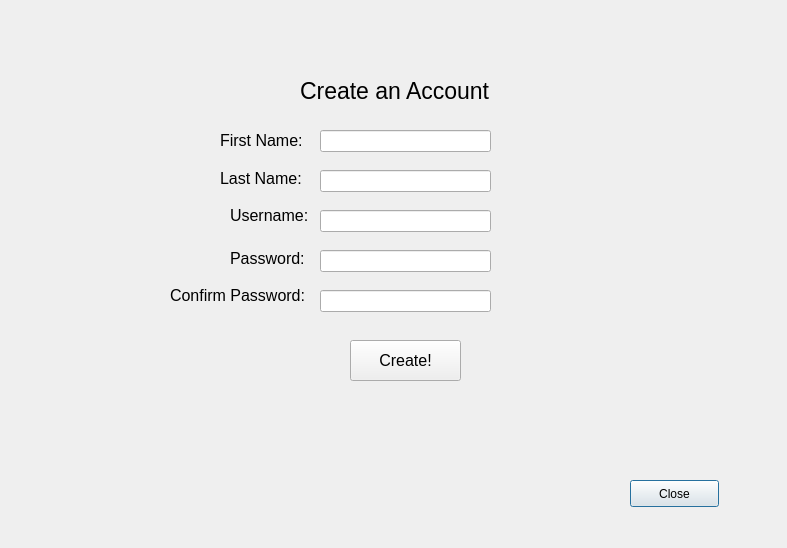
Above: newuserwindow.ui from Nicholas-LeBoeuf/RemoteWorkouts before the change. Below: the same form after it.
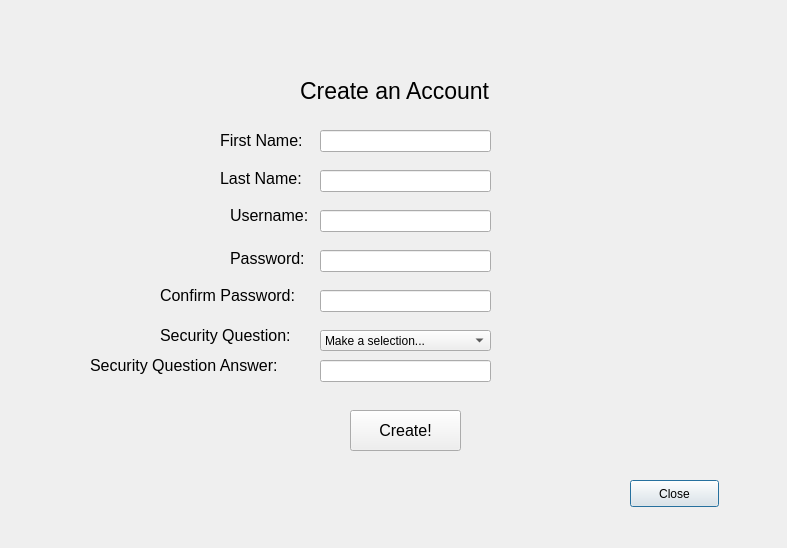
That is the form after the change.

Commit message: Added security question combo box as well as user answer. Added two columns to user table on MySQL, the securityQuestion which is an int, and the securityQanswer which is a varchar. Also added field validations to those spots. Will need to reset the users list soon.

```diff
--- a/newuserwindow.ui
+++ b/newuserwindow.ui
@@ -106,7 +106,7 @@
   <widget class="QLabel" name="ConfirmPw">
    <property name="geometry">
     <rect>
-     <x>170</x>
+     <x>160</x>
      <y>280</y>
      <width>171</width>
      <height>31</height>
@@ -194,7 +194,7 @@
    <property name="geometry">
     <rect>
      <x>350</x>
-     <y>340</y>
+     <y>410</y>
      <width>111</width>
      <height>41</height>
     </rect>
@@ -208,6 +208,105 @@
     <string>Create!</string>
    </property>
   </widget>
+  <widget class="QComboBox" name="securityQCombo">
+   <property name="geometry">
+    <rect>
+     <x>320</x>
+     <y>330</y>
+     <width>171</width>
+     <height>21</height>
+    </rect>
+   </property>
+   <item>
+    <property name="text">
+     <string>Make a selection...</string>
+    </property>
+   </item>
+   <item>
+    <property name="text">
+     <string>What city were you born in?</string>
+    </property>
+   </item>
+   <item>
+    <property name="text">
+     <string>What town did you grow up in?</string>
+    </property>
+   </item>
+   <item>
+    <property name="text">
+     <string>What was your first houses number?</string>
+    </property>
+   </item>
+   <item>
+    <property name="text">
+     <string>What was the name of the street of your first house? (don't include st. etc.)</string>
+    </property>
+   </item>
+   <item>
+    <property name="text">
+     <string>What was the name of your first pet?</string>
+    </property>
+   </item>
+   <item>
+    <property name="text">
+     <string>Whats your favorite food?</string>
+    </property>
+   </item>
+   <item>
+    <property name="text">
+     <string>Whats your favorite color?</string>
+    </property>
+   </item>
+  </widget>
+  <widget class="QLabel" name="ConfirmPw_2">
+   <property name="geometry">
+    <rect>
+     <x>160</x>
+     <y>320</y>
+     <width>171</width>
+     <height>31</height>
+    </rect>
+   </property>
+   <property name="font">
+    <font>
+     <pointsize>12</pointsize>
+    </font>
+   </property>
+   <property name="text">
+    <string>Security Question:</string>
+   </property>
+  </widget>
+  <widget class="QLabel" name="ConfirmPw_3">
+   <property name="geometry">
+    <rect>
+     <x>90</x>
+     <y>350</y>
+     <width>231</width>
+     <height>31</height>
+    </rect>
+   </property>
+   <property name="font">
+    <font>
+     <pointsize>12</pointsize>
+    </font>
+   </property>
+   <property name="text">
+    <string>Security Question Answer:</string>
+   </property>
+  </widget>
+  <widget class="QLineEdit" name="SecurityQAnswer">
+   <property name="geometry">
+    <rect>
+     <x>320</x>
+     <y>360</y>
+     <width>171</width>
+     <height>22</height>
+    </rect>
+   </property>
+   <property name="echoMode">
+    <enum>QLineEdit::Password</enum>
+   </property>
+  </widget>
  </widget>
  <resources/>
  <connections/>
```
The commit also changes 1 other file.
